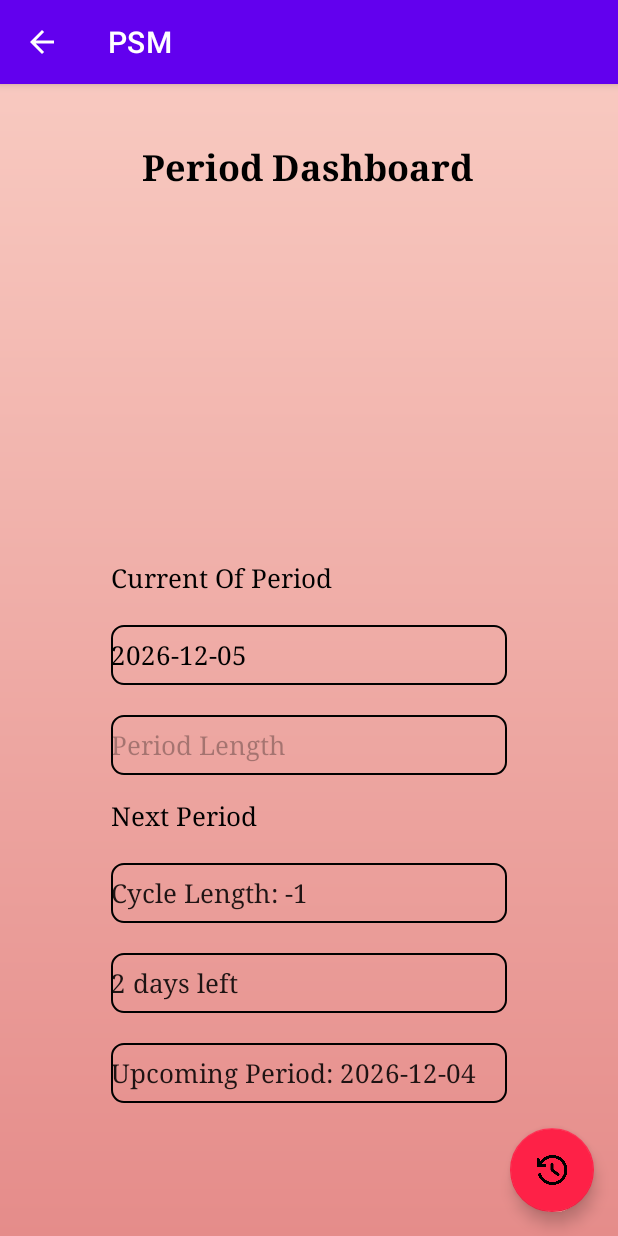
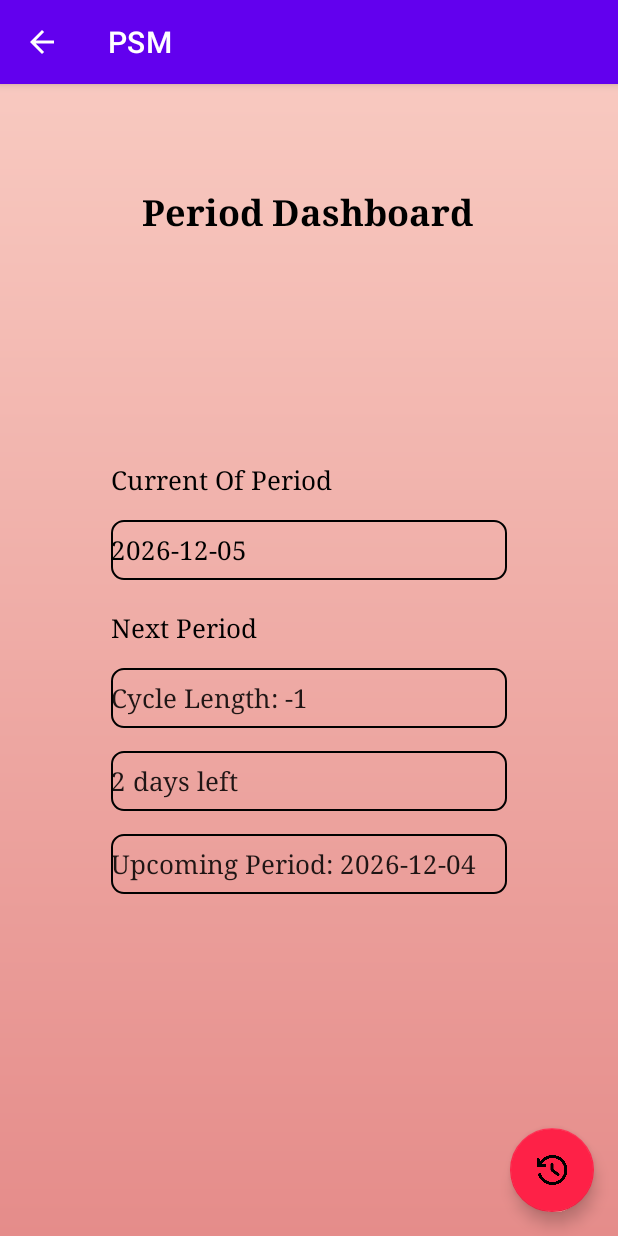
Before and after one commit to NurfaGazman/PSM, an Android app: the PeriodDashboard screen opened directly, with no data from a screen before it, on a phone screen of 412 x 824 dp. Run offline under Robolectric (Android 15) with nearby library versions, the phone set to English and light mode, and no system bars; our stand-ins replace Volley; libraries missing offline, so code that uses them is left out: cn.pedant; network calls fail.

Commit message:
PeriodDashboard

```diff
--- a/app/src/main/java/com/example/psm/Controller/PeriodController.java
+++ b/app/src/main/java/com/example/psm/Controller/PeriodController.java
@@ -26,8 +26,6 @@ public class PeriodController extends RecyclerView.Adapter<ViewPeriod> {
     private PeriodClick periodClick = null;
 
     private int averageCycleLength = 0;
-
-
 
 
     public PeriodController(LayoutInflater layoutInflater, Vector<Period> periods, PeriodClick periodClick) {
--- a/app/src/main/java/com/example/psm/Model/ViewPeriod.java
+++ b/app/src/main/java/com/example/psm/Model/ViewPeriod.java
@@ -12,6 +12,7 @@ public class ViewPeriod extends RecyclerView.ViewHolder {
     private final TextView Start,End,PeriodList,cycleList;
     //display data
     private final int averageCycleLength; // Add this variable
+
 
     public ViewPeriod(@NonNull View itemView, int averageCycleLength) { // Modify the constructor
         super(itemView);
--- a/app/src/main/java/com/example/psm/PeriodDashboard.java
+++ b/app/src/main/java/com/example/psm/PeriodDashboard.java
@@ -8,8 +8,10 @@ import android.app.DatePickerDialog;
 import android.content.Intent;
 import android.os.Bundle;
 import android.view.View;
+import android.widget.CalendarView;
 import android.widget.EditText;
 import android.widget.TextView;
+import android.widget.Toast;
 
 import com.android.volley.RequestQueue;
 import com.android.volley.toolbox.Volley;
@@ -29,9 +31,6 @@ public class PeriodDashboard extends AppCompatActivity {
     private RequestQueue requestQueue;
     private SweetAlert swal;
     private DatePickerDialog datePickerDialog;
-
-    private int periodLength;
-
 
 
     @Override
@@ -74,6 +73,8 @@ public class PeriodDashboard extends AppCompatActivity {
         TextView currentDayTextView = findViewById(R.id.currentDayDashboard);
         currentDayTextView.setText("" + currentDayInPeriod + " days left");
 
+//        TextView periodLengthTextView = findViewById(R.id.PeriodDashboard);
+//        periodLengthTextView.setText("Period Length : " + );
     }
 
 
--- a/app/src/main/res/layout/activity_period_dashboard.xml
+++ b/app/src/main/res/layout/activity_period_dashboard.xml
@@ -35,21 +35,21 @@
         android:orientation="vertical"
         app:layout_constraintGuide_percent="0.82" />
 
-    <ImageView
-        android:id="@+id/imageView6"
-        android:layout_width="0dp"
-        android:layout_height="185dp"
-        android:layout_marginTop="40dp"
-        app:layout_constraintEnd_toStartOf="@+id/vh1"
-        app:layout_constraintHorizontal_bias="0.492"
-        app:layout_constraintStart_toStartOf="@+id/vh2"
-        app:layout_constraintTop_toBottomOf="@+id/textView30"
-        tools:srcCompat="@tools:sample/avatars" />
+<!--    <ImageView-->
+<!--        android:id="@+id/imageView6"-->
+<!--        android:layout_width="0dp"-->
+<!--        android:layout_height="185dp"-->
+<!--        app:layout_constraintEnd_toStartOf="@+id/vh1"-->
+<!--        app:layout_constraintHorizontal_bias="1.0"-->
+<!--        app:layout_constraintStart_toStartOf="@+id/vh2"-->
+<!--        tools:layout_editor_absoluteY="109dp"-->
+<!--        tools:srcCompat="@tools:sample/avatars" />-->
 
     <TextView
         android:id="@+id/textView30"
         android:layout_width="wrap_content"
         android:layout_height="wrap_content"
+        android:layout_marginTop="30dp"
         android:fontFamily="serif-bold"
         android:text="Period Dashboard"
         android:textAlignment="center"
@@ -64,7 +64,7 @@
         android:id="@+id/currentDayDashboard"
         android:layout_width="0dp"
         android:layout_height="40dp"
-        android:layout_marginTop="20dp"
+        android:layout_marginTop="15dp"
         android:background="@drawable/rounded_corner"
         android:ems="10"
         android:fontFamily="serif"
@@ -81,7 +81,7 @@
         android:id="@+id/CurrentPeriodDashboard"
         android:layout_width="0dp"
         android:layout_height="40dp"
-        android:layout_marginTop="20dp"
+        android:layout_marginTop="15dp"
         android:background="@drawable/rounded_corner"
         android:ems="10"
         android:fontFamily="serif"
@@ -99,7 +99,7 @@
         android:id="@+id/UpcomingPeriodDashboard"
         android:layout_width="0dp"
         android:layout_height="40dp"
-        android:layout_marginTop="20dp"
+        android:layout_marginTop="15dp"
         android:background="@drawable/rounded_corner"
         android:ems="10"
         android:fontFamily="serif"
@@ -116,7 +116,7 @@
         android:id="@+id/LengthDashboard"
         android:layout_width="0dp"
         android:layout_height="40dp"
-        android:layout_marginTop="20dp"
+        android:layout_marginTop="15dp"
         android:background="@drawable/rounded_corner"
         android:ems="10"
         android:fontFamily="serif"
@@ -128,23 +128,6 @@
         app:layout_constraintHorizontal_bias="1.0"
         app:layout_constraintStart_toStartOf="@+id/vh2"
         app:layout_constraintTop_toBottomOf="@+id/textView34" />
-
-    <EditText
-        android:id="@+id/PeriodDashboard"
-        android:layout_width="0dp"
-        android:layout_height="40dp"
-        android:layout_marginTop="20dp"
-        android:background="@drawable/rounded_corner"
-        android:ems="10"
-        android:fontFamily="serif"
-        android:hint="Period Length"
-        android:inputType="textPersonName"
-        android:textColorHint="#4D000000"
-        android:textSize="17sp"
-        app:layout_constraintEnd_toStartOf="@+id/vh1"
-        app:layout_constraintHorizontal_bias="0.0"
-        app:layout_constraintStart_toStartOf="@+id/vh2"
-        app:layout_constraintTop_toBottomOf="@+id/CurrentPeriodDashboard" />
 
     <com.google.android.material.floatingactionbutton.FloatingActionButton
         android:id="@+id/btnHistory"
@@ -163,27 +146,28 @@
         android:id="@+id/textView32"
         android:layout_width="0dp"
         android:layout_height="wrap_content"
-        android:layout_marginTop="20dp"
+        android:layout_marginTop="150dp"
+        android:fontFamily="serif"
         android:text="Current Of Period"
         android:textColor="#000000"
         android:textSize="17sp"
-        android:fontFamily="serif"
         app:layout_constraintEnd_toStartOf="@+id/vh1"
+        app:layout_constraintHorizontal_bias="0.0"
         app:layout_constraintStart_toStartOf="@+id/vh2"
-        app:layout_constraintTop_toBottomOf="@+id/imageView6" />
+        app:layout_constraintTop_toBottomOf="@+id/textView30" />
 
     <TextView
         android:id="@+id/textView34"
         android:layout_width="0dp"
         android:layout_height="wrap_content"
-        android:layout_marginTop="15dp"
+        android:layout_marginTop="20dp"
+        android:fontFamily="serif"
         android:text="Next Period"
         android:textColor="#000000"
         android:textSize="17sp"
-        android:fontFamily="serif"
-        app:layout_constraintBottom_toTopOf="@+id/LengthDashboard"
         app:layout_constraintEnd_toStartOf="@+id/vh1"
+        app:layout_constraintHorizontal_bias="0.0"
         app:layout_constraintStart_toStartOf="@+id/vh2"
-        app:layout_constraintTop_toBottomOf="@+id/PeriodDashboard" />
+        app:layout_constraintTop_toBottomOf="@+id/CurrentPeriodDashboard" />
 
 </androidx.constraintlayout.widget.ConstraintLayout>
```
